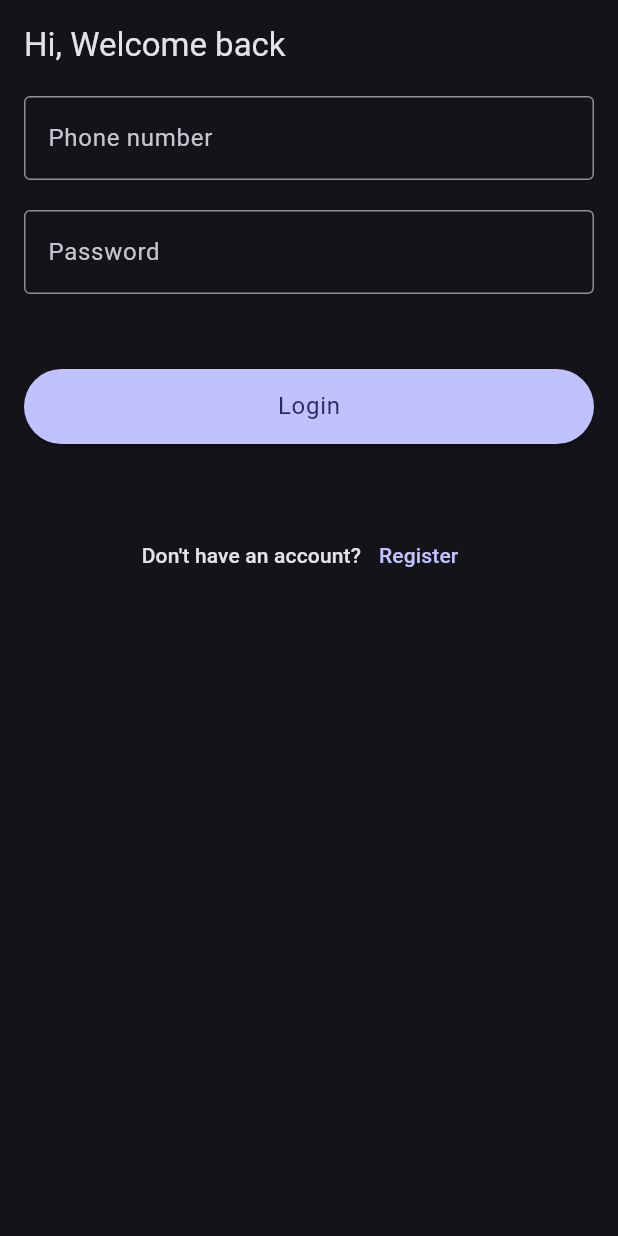
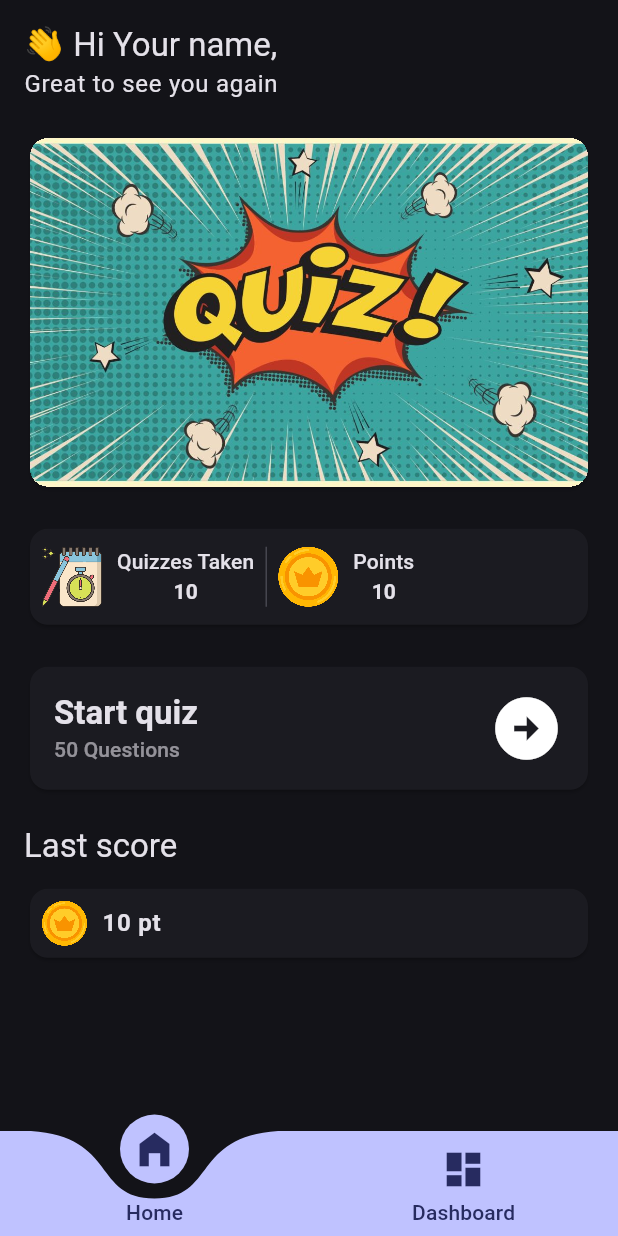
Before and after one commit to hinasahammed/quizzy, a Flutter app: the screen it shows after launch, on a phone screen of 412 x 824 dp. Run offline on Flutter 3.47's test engine with Material 3 defaults, Android fonts, the phone set to English and light mode, and no system bars; drawn by our look-alikes of curved_labeled_navigation_bar; our stand-ins replace fl_chart, gap.

Commit message:
almost completed ui
completed
- homeview
- dashboard
- registerview
- loginview
- quiz screen almost

```diff
--- a/lib/main.dart
+++ b/lib/main.dart
@@ -1,5 +1,5 @@
 import 'package:flutter/material.dart';
-import 'package:quizzy/view/login/login_view.dart';
+import 'package:quizzy/view/bottomNavigation/custom_bottom_navigation.dart';
 
 void main() {
   runApp(const MyApp());
@@ -20,7 +20,7 @@ class MyApp extends StatelessWidget {
         ),
         useMaterial3: true,
       ),
-      home: const LoginView(),
+      home: const CustomBottomNavigation(),
     );
   }
 }
--- /dev/null
+++ b/lib/view/bottomNavigation/custom_bottom_navigation.dart
@@ -0,0 +1,64 @@
+import 'package:curved_labeled_navigation_bar/curved_navigation_bar.dart';
+import 'package:curved_labeled_navigation_bar/curved_navigation_bar_item.dart';
+import 'package:flutter/material.dart';
+import 'package:quizzy/view/dashboard/dashboard_view.dart';
+import 'package:quizzy/view/home/home_view.dart';
+
+class CustomBottomNavigation extends StatefulWidget {
+  const CustomBottomNavigation({super.key});
+
+  @override
+  State<CustomBottomNavigation> createState() => _CustomBottomNavigationState();
+}
+
+class _CustomBottomNavigationState extends State<CustomBottomNavigation> {
+  int _bottomIndex = 0;
+
+  @override
+  Widget build(BuildContext context) {
+    final theme = Theme.of(context);
+    return Scaffold(
+      bottomNavigationBar: CurvedNavigationBar(
+        color: theme.colorScheme.primary,
+        backgroundColor: Colors.transparent,
+        index: _bottomIndex,
+        items: [
+          CurvedNavigationBarItem(
+            child: Icon(
+              Icons.home_filled,
+              color: theme.colorScheme.onPrimary,
+              size: 30,
+            ),
+            label: 'Home',
+            labelStyle: theme.textTheme.labelLarge!.copyWith(
+              color: theme.colorScheme.onPrimary,
+            ),
+          ),
+          CurvedNavigationBarItem(
+            child: Icon(
+              Icons.dashboard,
+              color: theme.colorScheme.onPrimary,
+              size: 30,
+            ),
+            label: 'Dashboard',
+            labelStyle: theme.textTheme.labelLarge!.copyWith(
+              color: theme.colorScheme.onPrimary,
+            ),
+          ),
+        ],
+        onTap: (index) {
+          setState(() {
+            _bottomIndex = index;
+          });
+        },
+      ),
+      body: IndexedStack(
+        index: _bottomIndex,
+        children: const [
+          HomeView(),
+          DashboardView(),
+        ],
+      ),
+    );
+  }
+}
--- /dev/null
+++ b/lib/view/home/home_view.dart
@@ -0,0 +1,165 @@
+import 'package:flutter/material.dart';
+import 'package:gap/gap.dart';
+import 'package:quizzy/gen/assets.gen.dart';
+
+class HomeView extends StatefulWidget {
+  const HomeView({super.key});
+
+  @override
+  State<HomeView> createState() => _HomeViewState();
+}
+
+class _HomeViewState extends State<HomeView> {
+  @override
+  Widget build(BuildContext context) {
+    final theme = Theme.of(context);
+    return Scaffold(
+      body: SafeArea(
+          child: Padding(
+        padding: const EdgeInsets.all(16),
+        child: Column(
+          crossAxisAlignment: CrossAxisAlignment.start,
+          children: [
+            Text(
+              "👋 Hi Your name,",
+              style: theme.textTheme.titleLarge!.copyWith(
+                color: theme.colorScheme.onSurface,
+              ),
+            ),
+            Text(
+              "Great to see you again",
+              style: theme.textTheme.bodyLarge!.copyWith(
+                color: theme.colorScheme.onSurface,
+              ),
+            ),
+            const Gap(20),
+            Card(
+              clipBehavior: Clip.hardEdge,
+              child: Assets.images.quizBannerBlue.image(),
+            ),
+            const Gap(20),
+            Card(
+              child: Container(
+                width: double.infinity,
+                padding:
+                    const EdgeInsets.symmetric(horizontal: 8, vertical: 12),
+                child: IntrinsicHeight(
+                  child: Row(
+                    children: [
+                      Assets.icons.quizzTakenIcon.image(width: 40),
+                      const Gap(10),
+                      Column(
+                        children: [
+                          Text(
+                            "Quizzes Taken",
+                            style: theme.textTheme.labelLarge!.copyWith(
+                              color: theme.colorScheme.onSurface,
+                            ),
+                          ),
+                          Text(
+                            "10",
+                            style: theme.textTheme.labelLarge!.copyWith(
+                              color: theme.colorScheme.onSurface,
+                              fontWeight: FontWeight.w600,
+                            ),
+                          )
+                        ],
+                      ),
+                      const VerticalDivider(),
+                      Assets.icons.pointIcon.image(width: 40),
+                      const Gap(10),
+                      Column(
+                        children: [
+                          Text(
+                            "Points",
+                            style: theme.textTheme.labelLarge!.copyWith(
+                              color: theme.colorScheme.onSurface,
+                            ),
+                          ),
+                          Text(
+                            "10",
+                            style: theme.textTheme.labelLarge!.copyWith(
+                              color: theme.colorScheme.onSurface,
+                              fontWeight: FontWeight.w600,
+                            ),
+                          ),
+                        ],
+                      )
+                    ],
+                  ),
+                ),
+              ),
+            ),
+            const Gap(20),
+            Card(
+              child: Container(
+                padding: const EdgeInsets.all(16),
+                width: double.infinity,
+                child: Column(
+                  crossAxisAlignment: CrossAxisAlignment.start,
+                  children: [
+                    Row(
+                      children: [
+                        Column(
+                          crossAxisAlignment: CrossAxisAlignment.start,
+                          children: [
+                            Text(
+                              "Start quiz",
+                              style: theme.textTheme.titleLarge!.copyWith(
+                                color: theme.colorScheme.onSurface,
+                                fontWeight: FontWeight.bold,
+                              ),
+                            ),
+                            Text(
+                              "50 Questions",
+                              style: theme.textTheme.labelLarge!.copyWith(
+                                color:
+                                    theme.colorScheme.onSurface.withOpacity(.6),
+                              ),
+                            ),
+                          ],
+                        ),
+                        const Spacer(),
+                        const Icon(
+                          Icons.arrow_circle_right,
+                          size: 50,
+                        ),
+                      ],
+                    ),
+                  ],
+                ),
+              ),
+            ),
+            const Gap(20),
+            Text(
+              "Last score",
+              style: theme.textTheme.titleLarge!.copyWith(
+                color: theme.colorScheme.onSurface,
+              ),
+            ),
+            const Gap(10),
+            Card(
+              child: Container(
+                padding: const EdgeInsets.all(8),
+                width: double.infinity,
+                child: Row(
+                  children: [
+                    Assets.icons.pointIcon.image(width: 30),
+                    const Gap(10),
+                    Text(
+                      "10 pt",
+                      style: theme.textTheme.bodyLarge!.copyWith(
+                        color: theme.colorScheme.onSurface,
+                        fontWeight: FontWeight.w600,
+                      ),
+                    )
+                  ],
+                ),
+              ),
+            )
+          ],
+        ),
+      )),
+    );
+  }
+}
--- a/lib/view/login/login_view.dart
+++ b/lib/view/login/login_view.dart
@@ -24,12 +24,18 @@ class _LoginViewState extends State<LoginView> {
           crossAxisAlignment: CrossAxisAlignment.start,
           children: [
             Text(
-              "Hi, Welcome back",
+              "Welcome back",
               style: theme.textTheme.titleLarge!.copyWith(
                 color: theme.colorScheme.onSurface,
               ),
             ),
-            const Gap(20),
+            Text(
+              "Please sigin to your account",
+              style: theme.textTheme.labelLarge!.copyWith(
+                color: theme.colorScheme.onSurface.withOpacity(.5),
+              ),
+            ),
+            const Gap(40),
             CustomTextFormfield(
               controller: numberController,
               fieldTitle: "Phone number",
--- a/lib/view/register/register_view.dart
+++ b/lib/view/register/register_view.dart
@@ -28,6 +28,11 @@ class _RegisterViewState extends State<RegisterView> {
               "Create acccount",
               style: theme.textTheme.titleLarge!.copyWith(
                 color: theme.colorScheme.onSurface,
+              ),
+            ), Text(
+              "Please fill in the form to continue",
+              style: theme.textTheme.labelLarge!.copyWith(
+                color: theme.colorScheme.onSurface.withOpacity(.5),
               ),
             ),
             const Gap(40),
```
Also changed, not shown: lib/gen/assets.gen.dart (added, +124 -0 lines), lib/view/dashboard/dashboard_view.dart (added, +75 -0 lines), lib/view/dashboard/widget/category.dart (added, +63 -0 lines), lib/view/dashboard/widget/quiz_history.dart (added, +26 -0 lines), lib/view/dashboard/widget/stat_card.dart (added, +37 -0 lines), lib/view/quiz/quiz_view.dart (added, +95 -0 lines), pubspec.yaml (+7 -3 lines), assets/icons/point_icon.png (added), assets/icons/quizz_taken_icon.png (added), assets/images/quiz_banner_blue.jpg (added), pubspec.lock.
